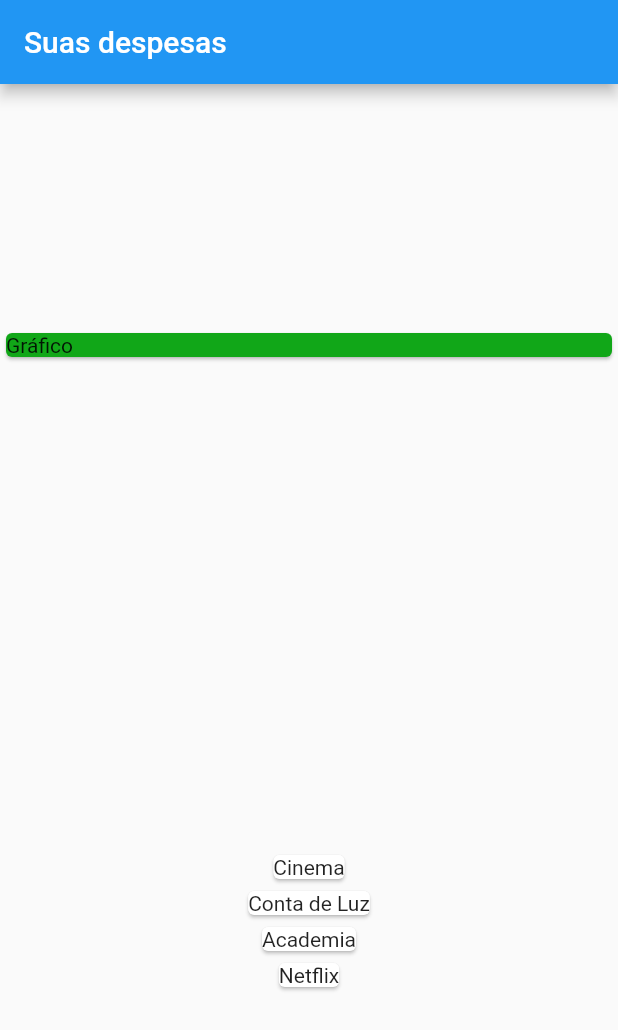
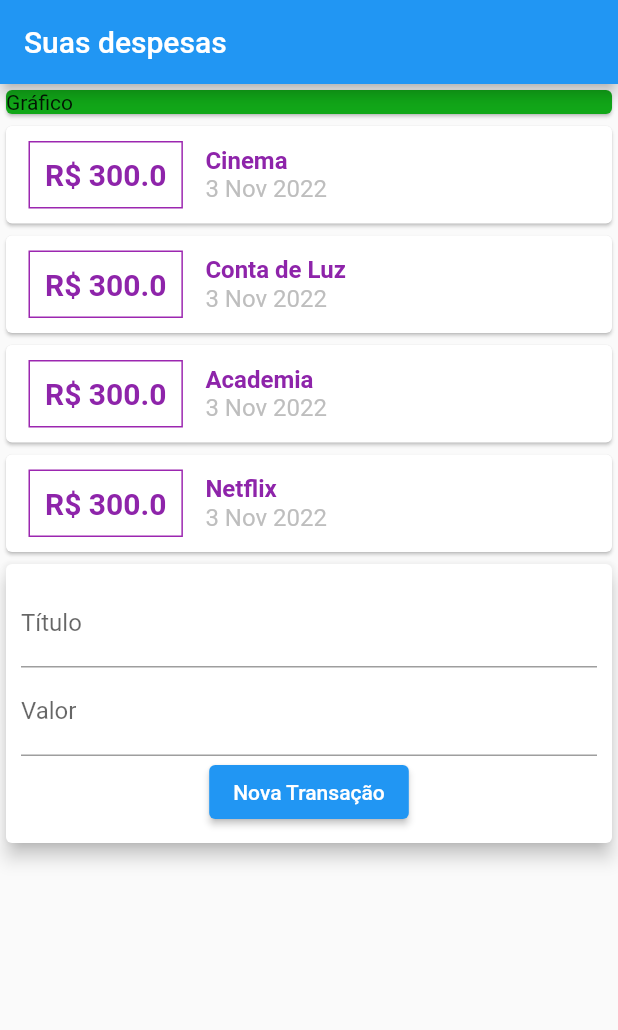
Before and after one commit to neresleonardo/personal_expenses, a Flutter app: the screen it shows after launch, on a phone screen of 412 x 824 dp. Shown: the top 1030 px of the screen. Run offline on Flutter 3.47's test engine with Material 2 defaults, Android fonts, the phone set to English and light mode, and no system bars.

Commit message:
ElevatedButton

```diff
--- a/expenses/lib/main.dart
+++ b/expenses/lib/main.dart
@@ -1,5 +1,6 @@
 import 'package:expenses/models/transaction.dart';
 import 'package:flutter/material.dart';
+import 'package:intl/intl.dart';
 
 main() => runApp(ExpensesApp());
 
@@ -13,10 +14,10 @@ class ExpensesApp extends StatelessWidget {
 }
 
 class MyHomePage extends StatelessWidget {
-
   final _transaction = [
     Transaction(id: 't1', title: 'Cinema', value: 300, date: DateTime.now()),
-    Transaction(id: 't2', title: 'Conta de Luz', value: 300, date: DateTime.now()),
+    Transaction(
+        id: 't2', title: 'Conta de Luz', value: 300, date: DateTime.now()),
     Transaction(id: 't3', title: 'Academia', value: 300, date: DateTime.now()),
     Transaction(id: 't4', title: 'Netflix', value: 300, date: DateTime.now()),
   ];
@@ -28,7 +29,6 @@ class MyHomePage extends StatelessWidget {
         title: Text("Suas despesas"),
       ),
       body: Column(
-        mainAxisAlignment: MainAxisAlignment.spaceAround,
         crossAxisAlignment: CrossAxisAlignment.stretch,
         children: <Widget>[
           Container(
@@ -41,9 +41,62 @@ class MyHomePage extends StatelessWidget {
           Column(
             children: _transaction.map((tr) {
               return Card(
-                child: Text(tr.title),
-              );
+                  child: Row(
+                children: [
+                  Container(
+                    margin: EdgeInsets.symmetric(horizontal: 15, vertical: 10),
+                    decoration: BoxDecoration(
+                        border: Border.all(
+                      color: Colors.purple,
+                      width: 1,
+                    )),
+                    padding: EdgeInsets.all(10),
+                    child: Text('R\$ ${tr.value.toString()}',
+                        style: TextStyle(
+                            fontWeight: FontWeight.bold,
+                            fontSize: 20,
+                            color: Colors.purple[600])),
+                  ),
+                  Column(
+                    crossAxisAlignment: CrossAxisAlignment.start,
+                    children: [
+                      Text(
+                        tr.title,
+                        style: TextStyle(
+                            fontWeight: FontWeight.bold,
+                            fontSize: 16,
+                            color: Colors.purple[600]),
+                      ),
+                      Text(
+                        DateFormat('d MMM y').format(tr.date),
+                        style: TextStyle(
+                          fontSize: 16,
+                          color: Color.fromARGB(255, 190, 190, 190),
+                        ),
+                      ),
+                    ],
+                  )
+                ],
+              ));
             }).toList(),
+          ),
+          Card(
+            elevation: 5,
+            child: Padding(
+              padding: const EdgeInsets.all(10),
+              child: Column(children: [
+                TextField(
+                  decoration: InputDecoration(labelText: 'Título'),
+                ),
+                TextField(
+                  decoration: InputDecoration(labelText: 'Valor'),
+                ),
+                ElevatedButton(
+                  child: Text('Nova Transação'),
+                  onPressed: () {},
+                )
+              ]),
+            ),
           )
         ],
       ),
--- a/expenses/pubspec.yaml
+++ b/expenses/pubspec.yaml
@@ -31,7 +31,7 @@ environment:
 dependencies:
   flutter:
     sdk: flutter
-
+  intl: ^0.17.0
 
   # The following adds the Cupertino Icons font to your application.
   # Use with the CupertinoIcons class for iOS style icons.
```
Also changed, not shown: expenses/pubspec.lock.
